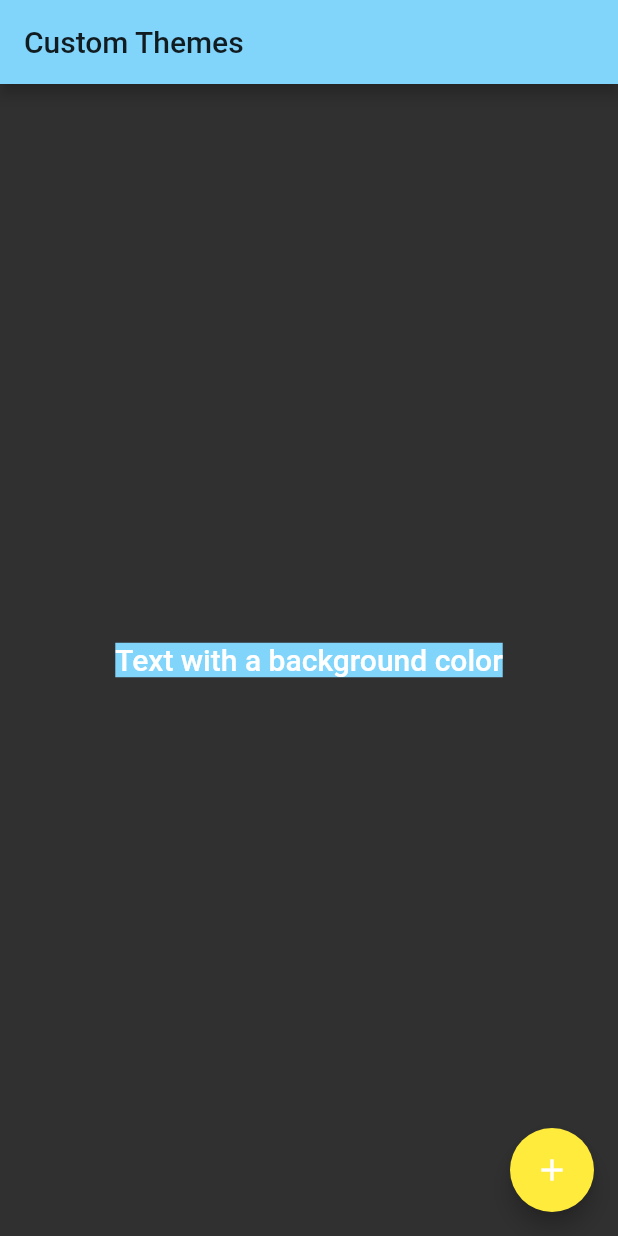
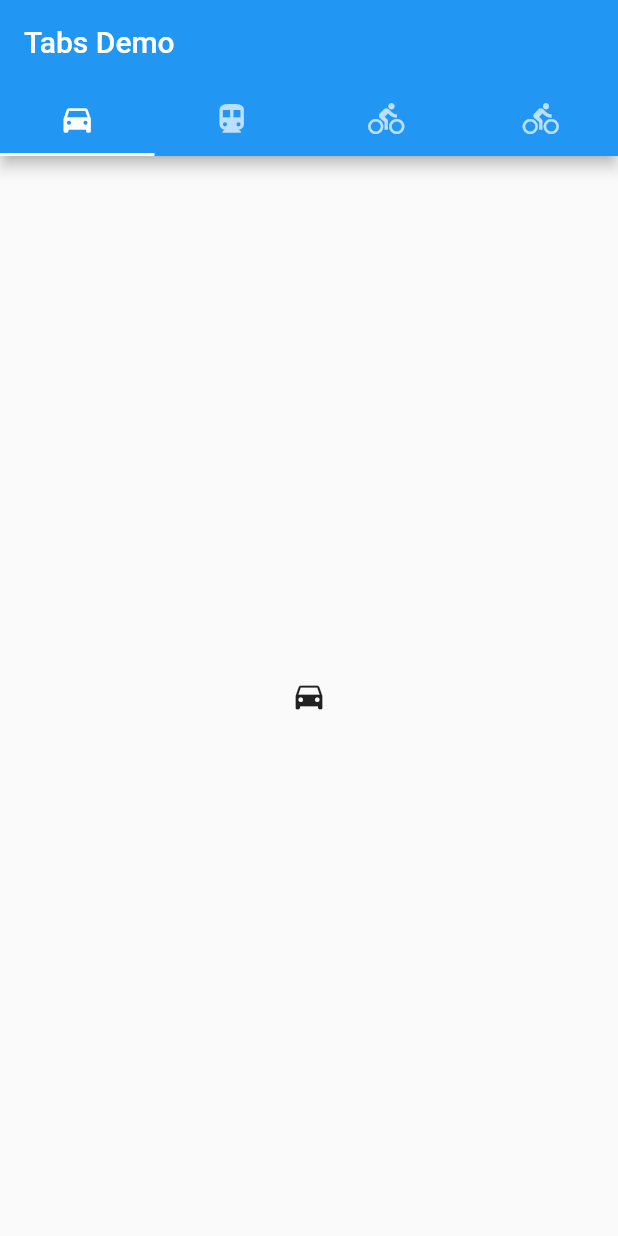
Before and after one commit to liwan11123123/flutter-test, a Flutter app: the screen it shows after launch, on a phone screen of 412 x 824 dp. Run offline on Flutter 3.47's test engine with Material 2 defaults, Android fonts, the phone set to English and light mode, and no system bars; Roboto replaces fonts that are missing (Montserrat).

Commit message:
Tabs 导航页

```diff
--- a/lib/main.dart
+++ b/lib/main.dart
@@ -1463,60 +1463,99 @@
 
 
 // 继承父主题
-import 'package:flutter/foundation.dart';
+// import 'package:flutter/foundation.dart';
+// import 'package:flutter/material.dart';
+
+// void main() {
+//   runApp(MyApp());
+// }
+
+// class MyApp extends StatelessWidget {
+//   @override
+//   Widget build(BuildContext context) {
+//     final appName = 'Custom Themes';
+
+//     return MaterialApp(
+//       title: appName,
+//       theme: ThemeData(
+//           brightness: Brightness.dark,
+//           primaryColor: Colors.lightBlue[200],
+//           accentColor: Colors.cyan[600],
+//           fontFamily: 'Montserrat',
+//           textTheme: TextTheme(
+//               headline: TextStyle(fontSize: 72.0, fontWeight: FontWeight.bold),
+//             )
+//           ),
+//       home: MyHomePage(
+//         title: appName,
+//       ),
+//     );
+//   }
+// }
+
+// class MyHomePage extends StatelessWidget {
+//   final String title;
+//   MyHomePage({Key key, @required this.title}) : super(key: key);
+
+//   @override
+//   Widget build(BuildContext context) {
+//     return Scaffold(
+//       appBar: AppBar(
+//         title: Text(title),
+//       ),
+//       body: Center(
+//         child: Container(
+//           color: Theme.of(context).primaryColor,
+//           child: Text(
+//             'Text with a background color',
+//             style: Theme.of(context).textTheme.title,
+//           ),
+//         ),
+//       ),
+//       floatingActionButton: Theme(
+//         data: Theme.of(context).copyWith(accentColor: Colors.yellow),
+//         child: FloatingActionButton(
+//           onPressed: null,
+//           child: Icon(Icons.add),
+//         ),
+//       ),
+//     );
+//   }
+// }
+
+// Tabs 导航页
 import 'package:flutter/material.dart';
 
 void main() {
-  runApp(MyApp());
+  runApp(TabBarDemo());
 }
 
-class MyApp extends StatelessWidget {
+class TabBarDemo extends StatelessWidget {
   @override
   Widget build(BuildContext context) {
-    final appName = 'Custom Themes';
-
     return MaterialApp(
-      title: appName,
-      theme: ThemeData(
-          brightness: Brightness.dark,
-          primaryColor: Colors.lightBlue[200],
-          accentColor: Colors.cyan[600],
-          fontFamily: 'Montserrat',
-          textTheme: TextTheme(
-              headline: TextStyle(fontSize: 72.0, fontWeight: FontWeight.bold),
-            )
+      home: DefaultTabController(
+        length: 4,
+        child: Scaffold(
+          appBar: AppBar(
+            bottom: TabBar(
+              tabs: [
+                Tab(icon: Icon(Icons.directions_car),),
+                Tab(icon: Icon(Icons.directions_transit),),
+                Tab(icon: Icon(Icons.directions_bike),),
+                Tab(icon: Icon(Icons.directions_bike),),
+              ],
+            ),
+            title: Text('Tabs Demo'),
           ),
-      home: MyHomePage(
-        title: appName,
-      ),
-    );
-  }
-}
-
-class MyHomePage extends StatelessWidget {
-  final String title;
-  MyHomePage({Key key, @required this.title}) : super(key: key);
-
-  @override
-  Widget build(BuildContext context) {
-    return Scaffold(
-      appBar: AppBar(
-        title: Text(title),
-      ),
-      body: Center(
-        child: Container(
-          color: Theme.of(context).primaryColor,
-          child: Text(
-            'Text with a background color',
-            style: Theme.of(context).textTheme.title,
+          body: TabBarView(
+            children: [
+              Icon(Icons.directions_car),
+              Icon(Icons.directions_transit),
+              Icon(Icons.directions_bike),
+              Icon(Icons.directions_bike),
+            ],
           ),
-        ),
-      ),
-      floatingActionButton: Theme(
-        data: Theme.of(context).copyWith(accentColor: Colors.yellow),
-        child: FloatingActionButton(
-          onPressed: null,
-          child: Icon(Icons.add),
         ),
       ),
     );
```
